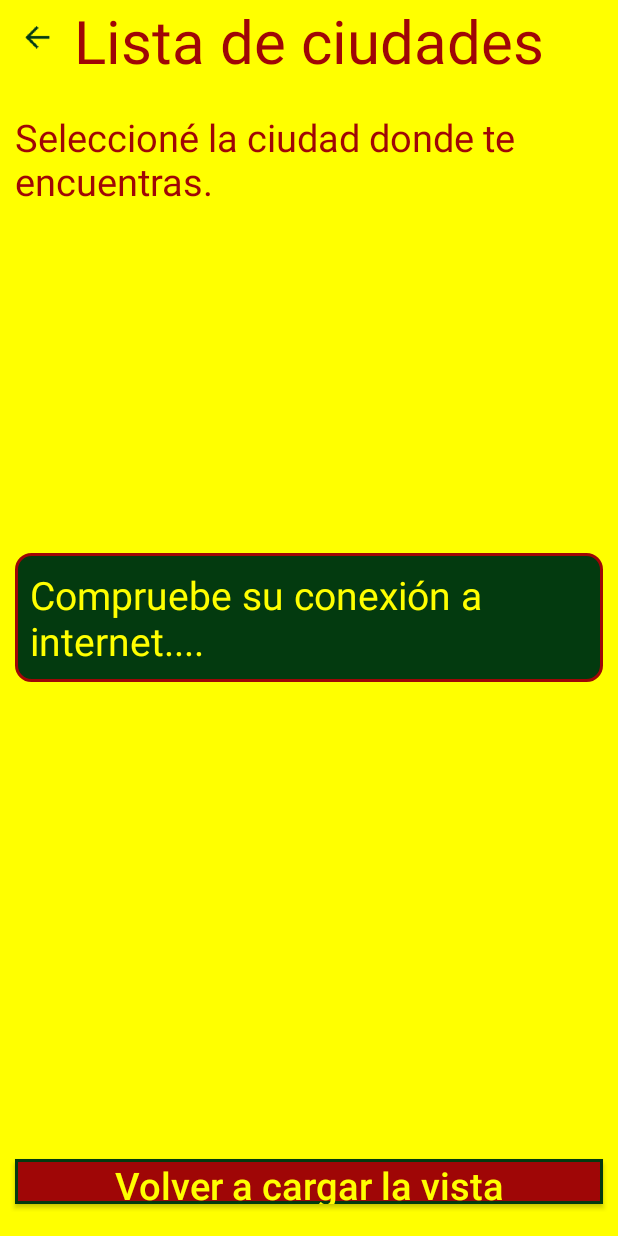
After one commit to wgcarvajal/Pirinola24, an Android app: the layout activity_seleccionarciudad.xml on its own in the app's theme, with its tools: preview values and no code run, on a phone screen of 412 x 824 dp. The commit adds this screen. Run offline under Robolectric (Android 15) with nearby library versions, the phone set to English and light mode, and no system bars.

Commit message:
creando la vista de seleccionar ciudad

```diff
--- a/app/src/main/AndroidManifest.xml
+++ b/app/src/main/AndroidManifest.xml
@@ -74,6 +74,12 @@
             android:screenOrientation="portrait"
             android:theme="@style/AppTheme" >
         </activity>
+        <activity
+            android:name=".SeleccionarciudadActivity"
+            android:label="@string/title_activity_seleccionarciudad"
+            android:screenOrientation="portrait"
+            android:theme="@style/AppTheme">
+        </activity>
     </application>
 
 </manifest>
--- a/app/src/main/java/pirinola24/com/pirinola24/LoginActivity.java
+++ b/app/src/main/java/pirinola24/com/pirinola24/LoginActivity.java
@@ -419,7 +419,7 @@ public class LoginActivity extends AppCompatActivity implements View.OnClickList
         dialog.setContentView(R.layout.template_dialog_confirmacion_envio);
         dialog.getWindow().setBackgroundDrawableResource(R.drawable.bordes_redondos);
 
-        Button btnAceptar=(Button)dialog.findViewById(R.id.btn_aceptar);
+        TextView btnAceptar=(TextView)dialog.findViewById(R.id.btn_aceptar);
         TextView mensaje =(TextView) dialog.findViewById(R.id.txtmensaje);
         Typeface TF = FontCache.get(font_path,this);
         mensaje.setText(getResources().getString(R.string.confirmar_registro));
--- /dev/null
+++ b/app/src/main/res/layout/activity_seleccionarciudad.xml
@@ -0,0 +1,90 @@
+<RelativeLayout xmlns:android="http://schemas.android.com/apk/res/android"
+    xmlns:tools="http://schemas.android.com/tools"
+    android:layout_width="match_parent"
+    android:layout_height="match_parent"
+    xmlns:app="http://schemas.android.com/apk/res-auto"
+    android:paddingBottom="@dimen/activity_vertical_margin"
+    tools:context="pirinola24.com.pirinola24.SeleccionarciudadActivity"
+    android:background="@color/amarilloapp">
+
+
+    <ImageView
+        android:id="@+id/flecha_atras"
+        android:layout_width="@dimen/tam_img_icono_menu_carro"
+        android:layout_height="@dimen/tam_img_icono_menu_carro"
+        android:layout_marginTop="@dimen/margin_small"
+        android:layout_marginBottom="@dimen/margin_medium"
+        android:layout_marginLeft="@dimen/margin_small"
+        android:src="@mipmap/ic_flecha_atras"
+
+        />
+
+    <TextView
+        android:id="@+id/idlistaciudades"
+        android:layout_width="match_parent"
+        android:layout_height="wrap_content"
+        android:text="Lista de ciudades"
+        android:gravity="center"
+        android:textColor="@color/vinotintoapp"
+        android:textSize="@dimen/tam_titulo_subcategoria"
+        android:layout_marginBottom="@dimen/margin_medium"
+        />
+
+
+    <TextView
+        android:id="@+id/seleccionarCiudad"
+        android:layout_width="match_parent"
+        android:layout_height="wrap_content"
+        android:layout_below="@id/idlistaciudades"
+        android:textColor="@color/vinotintoapp"
+        android:text="Seleccioné la ciudad donde te encuentras."
+        android:layout_marginBottom="@dimen/margin_medium"
+        android:layout_marginLeft="@dimen/margin_small"
+        android:textSize="@dimen/size_ciudad"
+        />
+
+    <ListView
+        android:id="@+id/listaciudades"
+        android:layout_width="match_parent"
+        android:layout_height="wrap_content"
+        android:layout_below="@id/seleccionarCiudad"
+        android:scrollbars="none"
+        android:divider="@color/transparente"
+        android:layout_margin="@dimen/margin_small"
+        />
+
+
+
+
+    <TextView
+        android:id="@+id/txt_sin_conexion"
+        android:layout_width="match_parent"
+        android:text="Compruebe su conexión a internet...."
+        android:textSize="@dimen/size_text_compruebe_conexion"
+        android:textColor="@color/amarilloapp"
+        android:layout_height="wrap_content"
+        android:layout_centerInParent="true"
+        android:layout_marginLeft="@dimen/margin_small"
+        android:layout_marginRight="@dimen/margin_small"
+        android:background="@drawable/background_mensaje_toast"
+        android:padding="@dimen/margin_small"
+        />
+    <android.support.v7.widget.AppCompatButton
+        android:id="@+id/btn_volver_cargar"
+        android:layout_width="match_parent"
+        android:layout_height="@dimen/tam_alto_btn"
+        android:text="@string/volver_cargar_vista"
+        android:textColor="@color/amarilloapp"
+        android:layout_alignParentBottom="true"
+        android:background="@drawable/btn_realizar_pedido"
+        android:textSize="@dimen/size_letra_boton_realizar_pedido"
+        app:textAllCaps="false"
+        android:layout_marginRight="@dimen/margin_small"
+        android:layout_marginLeft="@dimen/margin_small"
+        android:layout_marginBottom="@dimen/super_margin_small"
+        />
+
+
+
+
+</RelativeLayout>
--- a/app/src/main/res/layout/template_descripcion_producto.xml
+++ b/app/src/main/res/layout/template_descripcion_producto.xml
@@ -2,7 +2,7 @@
 <LinearLayout xmlns:android="http://schemas.android.com/apk/res/android"
     android:orientation="vertical"
     android:layout_width="match_parent"
-    android:layout_height="wrap_content"
+    android:layout_height="match_parent"
     android:background="@drawable/borde_template_descripcion_producto"
     >
 
--- a/app/src/main/res/values-sw480dp/dimens.xml
+++ b/app/src/main/res/values-sw480dp/dimens.xml
@@ -63,6 +63,8 @@
     <dimen name="margin_input_registrase">26dp</dimen>
     <dimen name="margin_medium">30dp</dimen>
     <dimen name="margin_grande">40dp</dimen>
+    <dimen name="size_ciudad">35sp</dimen>
+    <dimen name="tam_icono_ciudad">40dp</dimen>
 
 
 
--- a/app/src/main/res/values-sw600dp/dimens.xml
+++ b/app/src/main/res/values-sw600dp/dimens.xml
@@ -64,6 +64,8 @@
     <dimen name="margin_medium">30dp</dimen>
 
     <dimen name="margin_grande">40dp</dimen>
+    <dimen name="size_ciudad">35sp</dimen>
+    <dimen name="tam_icono_ciudad">40dp</dimen>
 
 
 
--- a/app/src/main/res/values/dimens.xml
+++ b/app/src/main/res/values/dimens.xml
@@ -95,6 +95,8 @@
     <dimen name="alto_btn_realizar_pedido">40dp</dimen>
     <dimen name="size_letra_boton_realizar_pedido">25sp</dimen>
     <dimen name="tam_btn_enviar">30dp</dimen>
+    <dimen name="size_ciudad">25sp</dimen>
+    <dimen name="tam_icono_ciudad">30dp</dimen>
 
 
 </resources>
--- a/app/src/main/res/values/strings.xml
+++ b/app/src/main/res/values/strings.xml
@@ -98,6 +98,7 @@
     <string name="title_activity_contacto">ContactoActivity</string>
 
     <string name="txt_mensaje_usuario_no_puede_ser_logueado">El correo electrónico se registro bajo la autenticación por facebook.</string>
+    <string name="title_activity_seleccionarciudad">SeleccionarciudadActivity</string>
 
 
 </resources>
```
Also changed, not shown: app/src/main/java/pirinola24/com/pirinola24/SeleccionarciudadActivity.java (added, +114 -0 lines), app/src/main/java/pirinola24/com/pirinola24/adaptadores/AdaptadorCiudad.java (added, +88 -0 lines), app/src/main/res/layout/template_ciudad.xml (added, +35 -0 lines), app/src/main/ic_flecha_derecha_redonda-web.png (added), app/src/main/res/mipmap-hdpi/ic_flecha_derecha_redonda.png (added), app/src/main/res/mipmap-mdpi/ic_flecha_derecha_redonda.png (added), app/src/main/res/mipmap-xhdpi/ic_flecha_derecha_redonda.png (added), app/src/main/res/mipmap-xxhdpi/ic_flecha_derecha_redonda.png (added), app/src/main/res/mipmap-xxxhdpi/ic_flecha_derecha_redonda.png (added).
